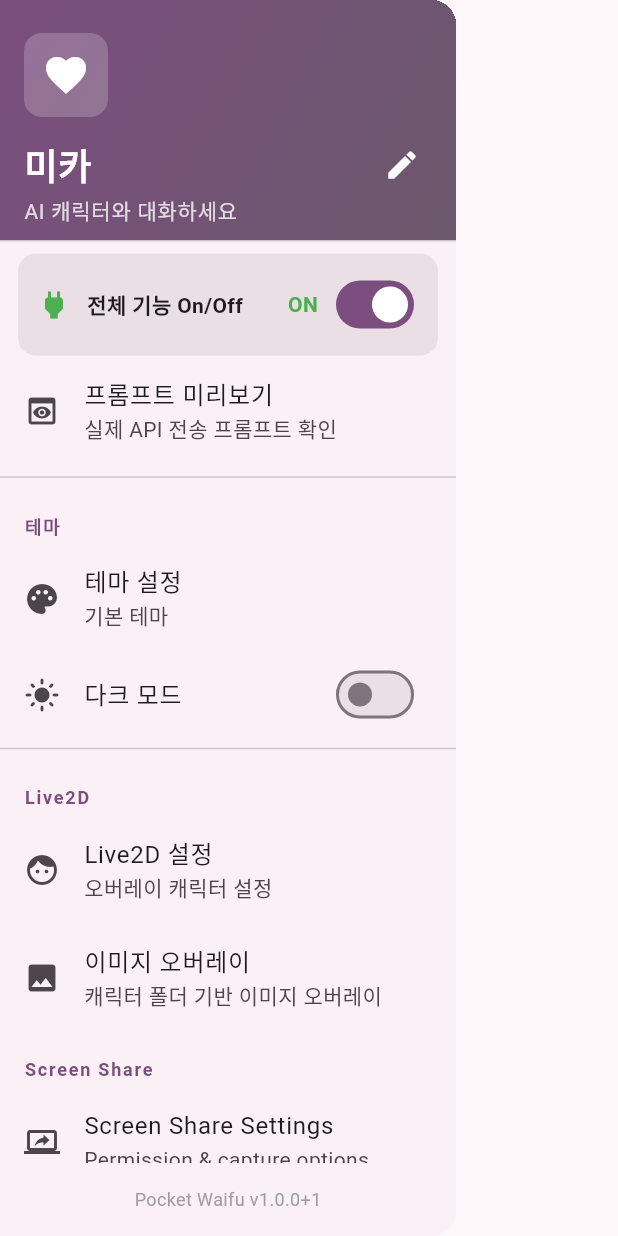
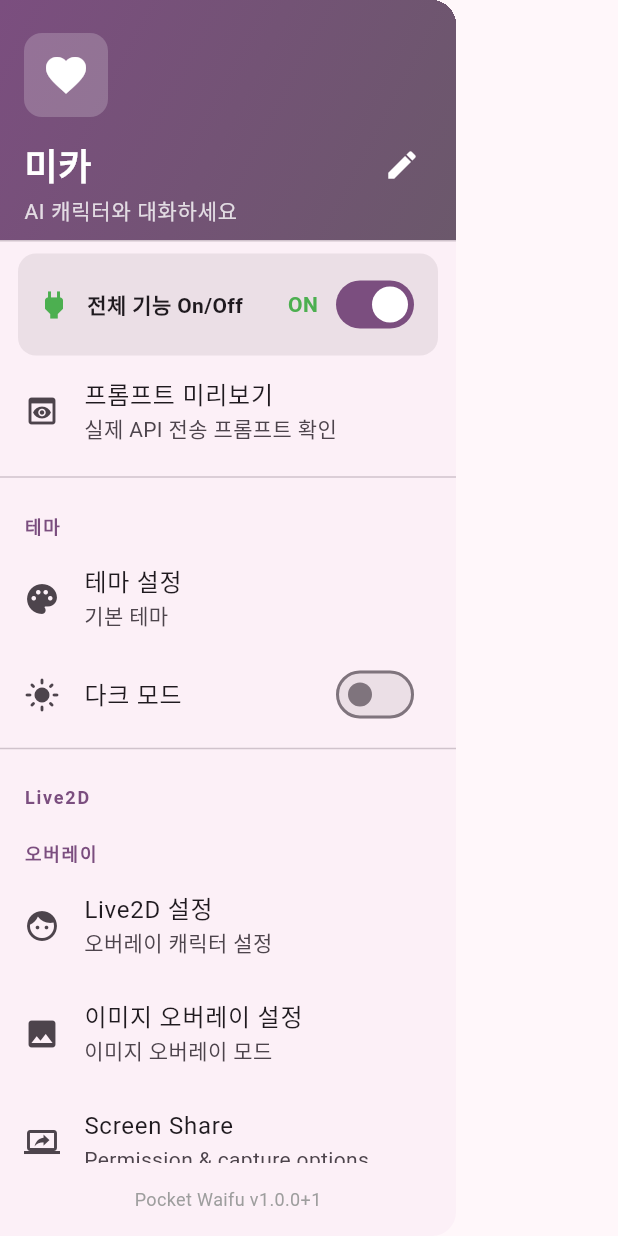
Before and after one commit to yuriluv/pocket_waifu, a Flutter app: the MenuDrawer widget shown alone on an empty page, opened directly, scrolled down 576 dp, on a phone screen of 412 x 824 dp. Run offline on Flutter 3.47's test engine with Material 3 defaults, Android fonts, the phone set to English and light mode, and no system bars; our stand-ins replace file_picker, image_picker, permission_handler, shared_preferences; accounts and stored records are empty.

Commit message:
fix(ui): group Live2D overlay menu and set live2d mode before showOverlay

```diff
--- a/lib/features/live2d/presentation/controllers/live2d_controller.dart
+++ b/lib/features/live2d/presentation/controllers/live2d_controller.dart
@@ -583,13 +583,13 @@ class Live2DController extends ChangeNotifier {
         return false;
       }
 
+      await _nativeBridge.setOverlayMode('live2d');
+
       final overlayShown = await _nativeBridge.showOverlay();
       if (!overlayShown) {
         _setError('오버레이 표시 실패');
         return false;
       }
-
-      await _nativeBridge.setOverlayMode('live2d');
 
       await _nativeBridge.setScale(_settings.scale);
       await _nativeBridge.setCharacterOpacity(_settings.opacity);
--- a/lib/screens/menu_drawer.dart
+++ b/lib/screens/menu_drawer.dart
@@ -203,6 +203,8 @@ class MenuDrawer extends StatelessWidget {
 
                 const _SectionTitle(title: 'Live2D'),
 
+                const _SectionTitle(title: '오버레이'),
+
                 _DrawerMenuItem(
                   icon: Icons.face,
                   title: 'Live2D 설정',
@@ -220,8 +222,8 @@ class MenuDrawer extends StatelessWidget {
 
                 _DrawerMenuItem(
                   icon: Icons.image,
-                  title: '이미지 오버레이',
-                  subtitle: '캐릭터 폴더 기반 이미지 오버레이',
+                  title: '이미지 오버레이 설정',
+                  subtitle: '이미지 오버레이 모드',
                   onTap: () {
                     Navigator.pop(context);
                     Navigator.push(
@@ -233,11 +235,9 @@ class MenuDrawer extends StatelessWidget {
                   },
                 ),
 
-                const _SectionTitle(title: 'Screen Share'),
-
                 _DrawerMenuItem(
                   icon: Icons.screen_share_outlined,
-                  title: 'Screen Share Settings',
+                  title: 'Screen Share',
                   subtitle: 'Permission & capture options',
                   onTap: () {
                     Navigator.pop(context);
```
